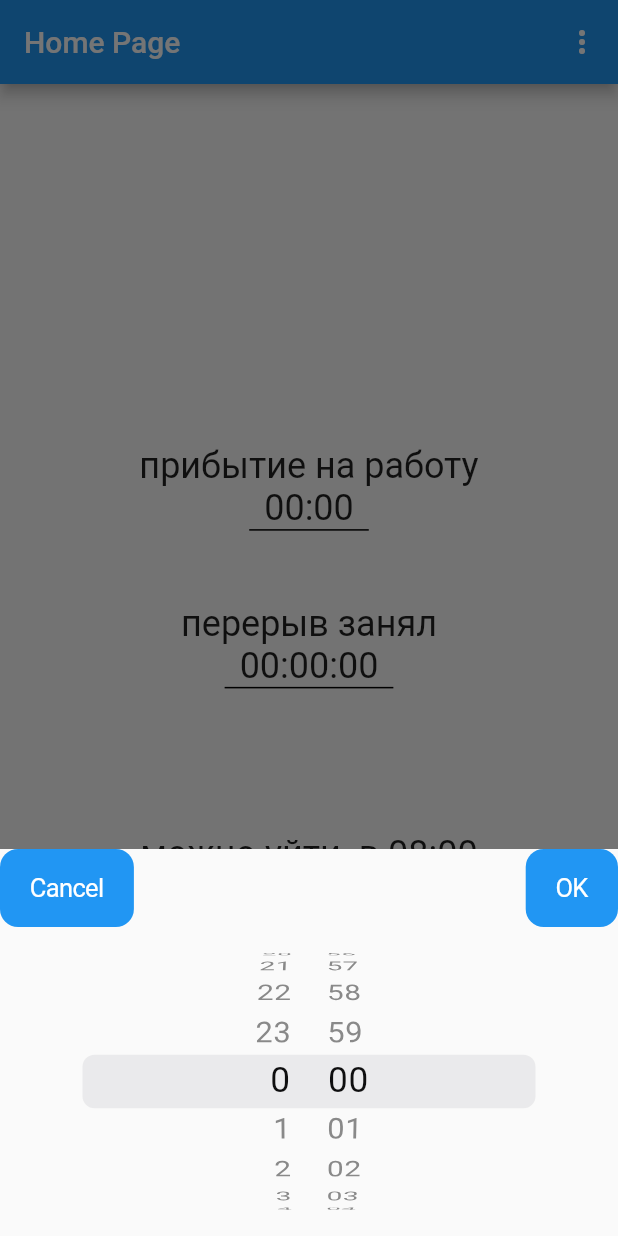
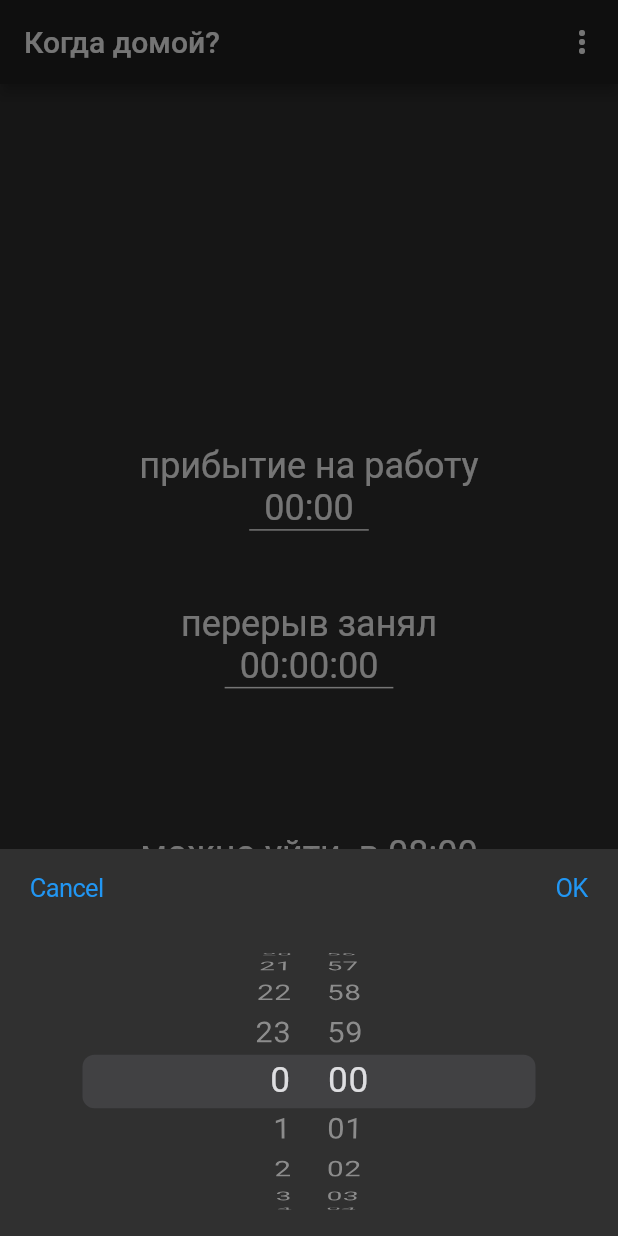
Before and after one commit to Mapkn3/when_home, a Flutter app: the screen it shows after launch, after a tap on an icon or button, on a phone screen of 412 x 824 dp. Run offline on Flutter 3.47's test engine with Material 2 defaults, Android fonts, the phone set to English and light mode, and no system bars; our stand-ins replace get_it, shared_preferences.

Commit message:
Make app more pretty.

```diff
--- a/lib/main.dart
+++ b/lib/main.dart
@@ -9,10 +9,10 @@ import 'package:when_home/timesheet.dart';
 
 import 'util.dart';
 
-void main() async {
+Future<void> main() async {
   WidgetsFlutterBinding.ensureInitialized();
-  GetIt.I.registerSingleton<SharedPreferences>(
-      await SharedPreferences.getInstance());
+  SharedPreferences sharedPreferences = await SharedPreferences.getInstance();
+  GetIt.I.registerSingleton<SharedPreferences>(sharedPreferences);
 
   runApp(MyApp());
 }
@@ -21,26 +21,26 @@ class MyApp extends StatelessWidget {
   @override
   Widget build(BuildContext context) {
     return MaterialApp(
-      debugShowCheckedModeBanner: true,
+      debugShowCheckedModeBanner: false,
       title: 'When home',
       theme: ThemeData.light(),
       darkTheme: ThemeData.dark(),
-      themeMode: ThemeMode.light,
-      home: MyHomePage(title: 'Home Page'),
+      themeMode: ThemeMode.dark,
+      home: TimesScreen(title: 'Когда домой?'),
     );
   }
 }
 
-class MyHomePage extends StatefulWidget {
-  MyHomePage({Key key, this.title}) : super(key: key);
+class TimesScreen extends StatefulWidget {
+  TimesScreen({Key key, this.title}) : super(key: key);
 
   final String title;
 
   @override
-  _MyHomePageState createState() => _MyHomePageState();
+  _TimesScreenState createState() => _TimesScreenState();
 }
 
-class _MyHomePageState extends State<MyHomePage> {
+class _TimesScreenState extends State<TimesScreen> {
   Timesheet timesheet;
   bool isWork = true;
   SharedPreferences prefs = GetIt.I.get<SharedPreferences>();
@@ -128,23 +128,22 @@ class _MyHomePageState extends State<MyHomePage> {
   }
 
   showLunchTimesList() {
-    String lastLunchTime = timesheet.lastLunchStartTime == null
-        ? ''
-        : 'Убыл на перерыв в ${getTimeWithShortDateOfDateTime(timesheet.lastLunchStartTime)}';
-
+    bool hasLunchTimes = timesheet.lunchTimes.length > 0;
     final Iterable<ListTile> items = timesheet.lunchTimes.reversed
         .map((DateTimeInterval interval) => buildListTile(interval));
     final List<Widget> divided =
         ListTile.divideTiles(context: context, tiles: items).toList();
+    var content = hasLunchTimes
+        ? ListView(children: divided)
+        : Center(child: Text('Отсутствует информация по перерывам'));
     showModalBottomSheet(
         context: context,
         builder: (BuildContext builder) {
           return Column(
             mainAxisSize: MainAxisSize.min,
             children: <Widget>[
-              Text(lastLunchTime),
               Container(
-                child: ListView(children: divided),
+                child: content,
                 height: getQuarterOfScreen(context),
               )
             ],
@@ -192,15 +191,14 @@ class _MyHomePageState extends State<MyHomePage> {
             children: <Widget>[
               Spacer(flex: 5),
               Text('прибытие на работу'),
-              underlineWidget(
+              underlineWidget(context,
                 child: GestureDetector(
                   child: Text(
                     formatDateTime(context, timesheet.arrivalTime),
                   ),
                   onTap: () {
                     getTimeFromModalBottomSheet(context,
-                        initTime:
-                        TimeOfDay.fromDateTime(timesheet.arrivalTime))
+                        initTime: TimeOfDay.fromDateTime(timesheet.arrivalTime))
                         .then((TimeOfDay time) =>
                         setState(() {
                           DateTime date = DateTime.now();
@@ -214,7 +212,7 @@ class _MyHomePageState extends State<MyHomePage> {
               ),
               Spacer(),
               Text('перерыв занял'),
-              underlineWidget(
+              underlineWidget(context,
                 child: GestureDetector(
                   child:
                   Text(formatFullDuration(timesheet.getTotalLunchTime())),
--- a/lib/util.dart
+++ b/lib/util.dart
@@ -74,11 +74,11 @@ Future<TimeOfDay> getTimeFromModalBottomSheet(BuildContext context,
           children: <Widget>[
             Row(
               children: <Widget>[
-                CupertinoButton.filled(
+                CupertinoButton(
                     child: Text('Cancel'),
                     onPressed: () => Navigator.pop(context, '_getTime_cancel')),
                 Spacer(),
-                CupertinoButton.filled(
+                CupertinoButton(
                   child: Text('OK'),
                   onPressed: () => Navigator.pop(context, '_getTime_ok'),
                 ),
@@ -112,11 +112,12 @@ Future<TimeOfDay> getTimeFromModalBottomSheet(BuildContext context,
   }
 }
 
-Widget underlineWidget({@required Widget child}) =>
+Widget underlineWidget(BuildContext context,
+        {@required Widget child}) =>
     Container(
         padding: EdgeInsets.symmetric(horizontal: 10.0),
         decoration: BoxDecoration(
-            border: Border(bottom: BorderSide(color: Colors.black))
-        ),
-        child: child
-    );
+            border: Border(
+                bottom: BorderSide(
+                    color: Theme.of(context).textTheme.body1.color))),
+        child: child);
```
